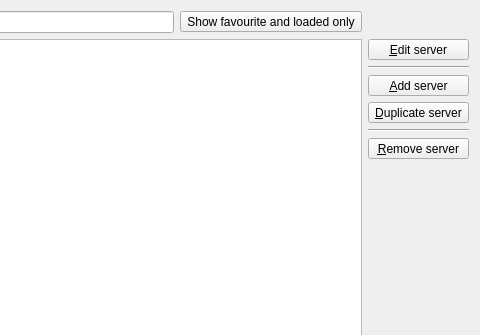
ecmwf/ecflow, file Viewer/src/ServerListDialog.ui: the form before one commit; both pictures show x 119 to 599 and y 0 to 335 of the 599 by 661 pixel window.
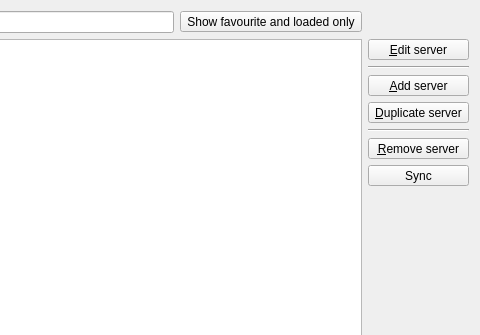
The form after the commit. Icons and pictures are not drawn.

Commit message: ecFlowUI: should import central list of servers at startup ECFLOW-740

```diff
--- a/Viewer/src/ServerListDialog.ui
+++ b/Viewer/src/ServerListDialog.ui
@@ -136,6 +136,19 @@
          </property>
         </widget>
        </item>
+       <item>
+        <widget class="QToolButton" name="sysSyncTb">
+         <property name="sizePolicy">
+          <sizepolicy hsizetype="Preferred" vsizetype="Fixed">
+           <horstretch>0</horstretch>
+           <verstretch>0</verstretch>
+          </sizepolicy>
+         </property>
+         <property name="text">
+          <string>Sync</string>
+         </property>
+        </widget>
+       </item>
        <item>
         <spacer name="verticalSpacer">
          <property name="orientation">
```
Left out of the diff: 14 changed lines with no effect on the pictures. The commit also changes 8 other files.
